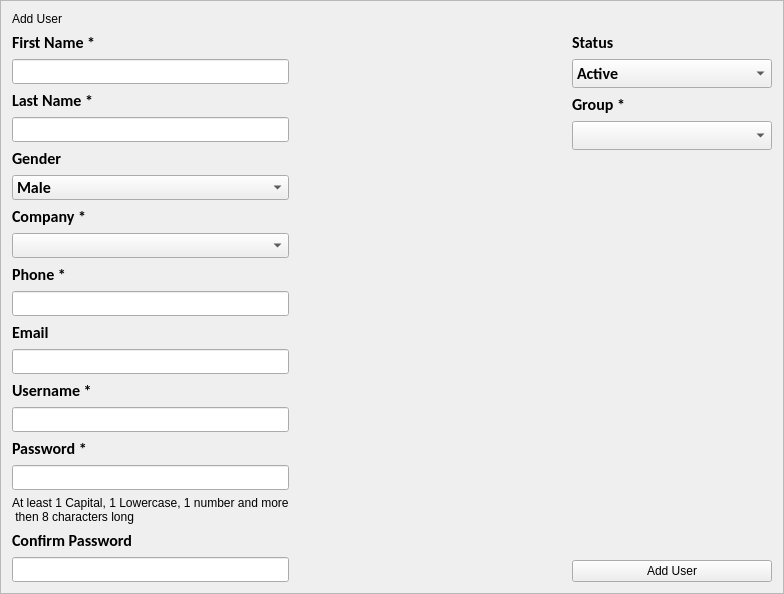
Qt form People/f_adduser.ui (ashraf-kx/stock-manager) before a commit.
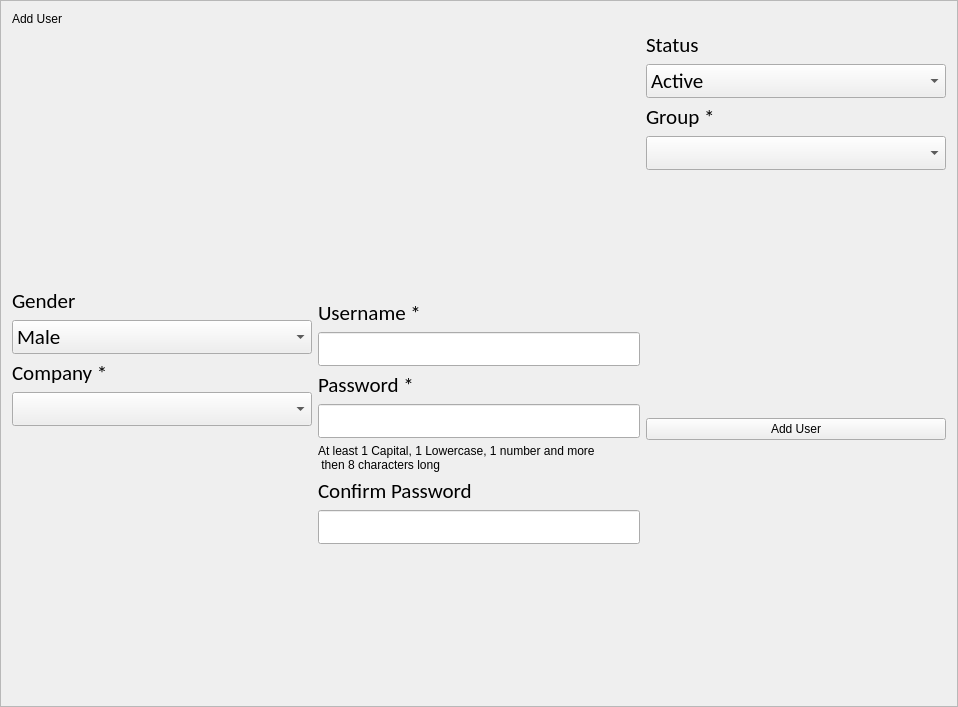
The same form after that commit. Custom widgets are drawn as their Qt base class.

Commit message:
UI Changes Adopting the New MDLineEdit instead of QLineEdit
Works in the Same Way QlineEdit Works, not a Big Change If you Use it. just consider it like (x4 widget) for common Task { Get the User Input Text and show error if the Text is Not Valid }

The edit to the form file:
```diff
--- a/People/f_adduser.ui
+++ b/People/f_adduser.ui
@@ -9,13 +9,16 @@
    <rect>
     <x>0</x>
     <y>0</y>
-    <width>784</width>
-    <height>519</height>
+    <width>958</width>
+    <height>707</height>
    </rect>
   </property>
   <property name="windowTitle">
    <string>Frame</string>
   </property>
+  <property name="styleSheet">
+   <string notr="true"/>
+  </property>
   <property name="frameShape">
    <enum>QFrame::StyledPanel</enum>
   </property>
@@ -35,88 +38,78 @@
      <item>
       <layout class="QVBoxLayout" name="layoutLeftSide">
        <item>
-        <widget class="QLabel" name="L_firstName">
-         <property name="font">
-          <font>
-           <family>Calibri</family>
-           <pointsize>12</pointsize>
-           <weight>75</weight>
-           <bold>true</bold>
-          </font>
+        <widget class="MDLineEdit" name="W_firstName">
+         <property name="toolTip">
+          <string>My custom Line Edit Support MD </string>
          </property>
-         <property name="text">
-          <string>First Name *</string>
+         <property name="whatsThis">
+          <string>Styled Input Text.</string>
+         </property>
+         <property name="helperVisible" stdset="0">
+          <bool>false</bool>
+         </property>
+         <property name="leftIconVisible" stdset="0">
+          <bool>false</bool>
+         </property>
+         <property name="rightIconVisible" stdset="0">
+          <bool>false</bool>
          </property>
         </widget>
        </item>
        <item>
-        <widget class="QLineEdit" name="Le_firstName">
-         <property name="minimumSize">
+        <spacer name="verticalSpacer_3">
+         <property name="orientation">
+          <enum>Qt::Vertical</enum>
+         </property>
+         <property name="sizeHint" stdset="0">
           <size>
-           <width>0</width>
-           <height>25</height>
+           <width>20</width>
+           <height>40</height>
           </size>
          </property>
-         <property name="font">
-          <font>
-           <family>Calibri</family>
-           <pointsize>12</pointsize>
-           <weight>75</weight>
-           <bold>true</bold>
-          </font>
-         </property>
-         <property name="inputMask">
-          <string/>
-         </property>
-         <property name="maxLength">
-          <number>45</number>
-         </property>
-        </widget>
+        </spacer>
        </item>
        <item>
-        <widget class="QLabel" name="L_lastName">
-         <property name="font">
-          <font>
-           <family>Calibri</family>
-           <pointsize>12</pointsize>
-           <weight>75</weight>
-           <bold>true</bold>
-          </font>
+        <widget class="MDLineEdit" name="W_lastName">
+         <property name="toolTip">
+          <string>My custom Line Edit Support MD </string>
          </property>
-         <property name="text">
+         <property name="whatsThis">
+          <string>Styled Input Text.</string>
+         </property>
+         <property name="labelText">
           <string>Last Name *</string>
          </property>
         </widget>
        </item>
        <item>
-        <widget class="QLineEdit" name="Le_lastName">
-         <property name="minimumSize">
+        <spacer name="verticalSpacer_4">
+         <property name="orientation">
+          <enum>Qt::Vertical</enum>
+         </property>
+         <property name="sizeHint" stdset="0">
           <size>
-           <width>0</width>
-           <height>25</height>
+           <width>20</width>
+           <height>40</height>
           </size>
          </property>
-         <property name="font">
-          <font>
-           <family>Calibri</family>
-           <pointsize>12</pointsize>
-           <weight>75</weight>
-           <bold>true</bold>
-          </font>
-         </property>
-         <property name="maxLength">
-          <number>45</number>
-         </property>
-        </widget>
+        </spacer>
        </item>
        <item>
         <widget class="QLabel" name="L_gender">
+         <property name="minimumSize">
+          <size>
+           <width>300</width>
+           <height>0</height>
+          </size>
+         </property>
          <property name="font">
           <font>
            <family>Calibri</family>
-           <pointsize>12</pointsize>
-           <weight>75</weight>
-           <bold>true</bold>
+           <pointsize>16</pointsize>
+           <weight>50</weight>
+           <italic>false</italic>
+           <bold>false</bold>
           </font>
          </property>
          <property name="text">
@@ -135,9 +128,10 @@
          <property name="font">
           <font>
            <family>Calibri</family>
-           <pointsize>12</pointsize>
-           <weight>75</weight>
-           <bold>true</bold>
+           <pointsize>16</pointsize>
+           <weight>50</weight>
+           <italic>false</italic>
+           <bold>false</bold>
           </font>
          </property>
          <item>
@@ -157,9 +151,10 @@
          <property name="font">
           <font>
            <family>Calibri</family>
-           <pointsize>12</pointsize>
-           <weight>75</weight>
-           <bold>true</bold>
+           <pointsize>16</pointsize>
+           <weight>50</weight>
+           <italic>false</italic>
+           <bold>false</bold>
           </font>
          </property>
          <property name="text">
@@ -178,93 +173,102 @@
          <property name="font">
           <font>
            <family>Calibri</family>
-           <pointsize>12</pointsize>
-           <weight>75</weight>
-           <bold>true</bold>
+           <pointsize>16</pointsize>
+           <weight>50</weight>
+           <italic>false</italic>
+           <bold>false</bold>
           </font>
          </property>
         </widget>
        </item>
        <item>
-        <widget class="QLabel" name="L_phone">
-         <property name="font">
-          <font>
-           <family>Calibri</family>
-           <pointsize>12</pointsize>
-           <weight>75</weight>
-           <bold>true</bold>
-          </font>
+        <spacer name="verticalSpacer_6">
+         <property name="orientation">
+          <enum>Qt::Vertical</enum>
          </property>
-         <property name="text">
+         <property name="sizeHint" stdset="0">
+          <size>
+           <width>20</width>
+           <height>40</height>
+          </size>
+         </property>
+        </spacer>
+       </item>
+       <item>
+        <widget class="MDLineEdit" name="W_phone">
+         <property name="toolTip">
+          <string>My custom Line Edit Support MD </string>
+         </property>
+         <property name="whatsThis">
+          <string>Styled Input Text.</string>
+         </property>
+         <property name="labelText">
           <string>Phone *</string>
          </property>
         </widget>
        </item>
        <item>
-        <widget class="QLineEdit" name="Le_phone">
-         <property name="minimumSize">
+        <spacer name="verticalSpacer_5">
+         <property name="orientation">
+          <enum>Qt::Vertical</enum>
+         </property>
+         <property name="sizeHint" stdset="0">
           <size>
-           <width>0</width>
-           <height>25</height>
+           <width>20</width>
+           <height>40</height>
           </size>
          </property>
-         <property name="font">
-          <font>
-           <family>Calibri</family>
-           <pointsize>12</pointsize>
-           <weight>75</weight>
-           <bold>true</bold>
-          </font>
+        </spacer>
+       </item>
+      </layout>
+     </item>
+     <item>
+      <layout class="QVBoxLayout" name="layoutMid">
+       <item>
+        <spacer name="verticalSpacer_9">
+         <property name="orientation">
+          <enum>Qt::Vertical</enum>
          </property>
-         <property name="maxLength">
-          <number>20</number>
+         <property name="sizeHint" stdset="0">
+          <size>
+           <width>20</width>
+           <height>40</height>
+          </size>
          </property>
-        </widget>
+        </spacer>
        </item>
        <item>
-        <widget class="QLabel" name="L_email">
-         <property name="font">
-          <font>
-           <family>Calibri</family>
-           <pointsize>12</pointsize>
-           <weight>75</weight>
-           <bold>true</bold>
-          </font>
+        <widget class="MDLineEdit" name="W_email">
+         <property name="toolTip">
+          <string>My custom Line Edit Support MD </string>
          </property>
-         <property name="text">
-          <string>Email </string>
+         <property name="whatsThis">
+          <string>Styled Input Text.</string>
          </property>
         </widget>
        </item>
        <item>
-        <widget class="QLineEdit" name="Le_email">
-         <property name="minimumSize">
+        <spacer name="verticalSpacer_8">
+         <property name="orientation">
+          <enum>Qt::Vertical</enum>
+         </property>
+         <property name="sizeHint" stdset="0">
           <size>
-           <width>0</width>
-           <height>25</height>
+           <width>20</width>
+           <height>40</height>
           </size>
          </property>
-         <property name="font">
-          <font>
-           <family>Calibri</family>
-           <pointsize>12</pointsize>
-           <weight>75</weight>
-           <bold>true</bold>
-          </font>
-         </property>
-         <property name="maxLength">
-          <number>100</number>
-         </property>
-        </widget>
+        </spacer>
        </item>
        <item>
         <widget class="QLabel" name="L_username">
          <property name="font">
           <font>
            <family>Calibri</family>
-           <pointsize>12</pointsize>
-           <weight>75</weight>
-           <bold>true</bold>
+           <pointsize>16</pointsize>
+           <weight>50</weight>
+           <italic>false</italic>
+           <bold>false</bold>
           </font>
          </property>
          <property name="text">
@@ -283,9 +287,10 @@
          <property name="font">
           <font>
            <family>Calibri</family>
-           <pointsize>12</pointsize>
-           <weight>75</weight>
-           <bold>true</bold>
+           <pointsize>16</pointsize>
+           <weight>50</weight>
+           <italic>false</italic>
+           <bold>false</bold>
           </font>
          </property>
          <property name="maxLength">
@@ -295,12 +300,19 @@
        </item>
        <item>
         <widget class="QLabel" name="L_password">
+         <property name="minimumSize">
+          <size>
+           <width>300</width>
+           <height>0</height>
+          </size>
+         </property>
          <property name="font">
           <font>
            <family>Calibri</family>
-           <pointsize>12</pointsize>
-           <weight>75</weight>
-           <bold>true</bold>
+           <pointsize>16</pointsize>
+           <weight>50</weight>
+           <italic>false</italic>
+           <bold>false</bold>
           </font>
          </property>
          <property name="text">
@@ -319,9 +331,10 @@
          <property name="font">
           <font>
            <family>Calibri</family>
-           <pointsize>12</pointsize>
-           <weight>75</weight>
-           <bold>true</bold>
+           <pointsize>16</pointsize>
+           <weight>50</weight>
+           <italic>false</italic>
+           <bold>false</bold>
           </font>
          </property>
          <property name="maxLength">
@@ -345,9 +358,10 @@
          <property name="font">
           <font>
            <family>Calibri</family>
-           <pointsize>12</pointsize>
-           <weight>75</weight>
-           <bold>true</bold>
+           <pointsize>16</pointsize>
+           <weight>50</weight>
+           <italic>false</italic>
+           <bold>false</bold>
           </font>
          </property>
          <property name="text">
@@ -366,9 +380,10 @@
          <property name="font">
           <font>
            <family>Calibri</family>
-           <pointsize>12</pointsize>
-           <weight>75</weight>
-           <bold>true</bold>
+           <pointsize>16</pointsize>
+           <weight>50</weight>
+           <italic>false</italic>
+           <bold>false</bold>
           </font>
          </property>
          <property name="maxLength">
@@ -379,21 +394,21 @@
          </property>
         </widget>
        </item>
+       <item>
+        <spacer name="verticalSpacer_7">
+         <property name="orientation">
+          <enum>Qt::Vertical</enum>
+         </property>
+         <property name="sizeHint" stdset="0">
+          <size>
+           <width>20</width>
+           <height>40</height>
+          </size>
+         </property>
+        </spacer>
+       </item>
       </layout>
      </item>
-     <item>
-      <spacer name="horizontalSpacer">
-       <property name="orientation">
-        <enum>Qt::Horizontal</enum>
-       </property>
-       <property name="sizeHint" stdset="0">
-        <size>
-         <width>40</width>
-         <height>20</height>
-        </size>
-       </property>
-      </spacer>
-     </item>
      <item>
       <layout class="QVBoxLayout" name="layoutRightSide">
        <item>
@@ -401,9 +416,10 @@
          <property name="font">
           <font>
            <family>Calibri</family>
-           <pointsize>12</pointsize>
-           <weight>75</weight>
-           <bold>true</bold>
+           <pointsize>16</pointsize>
+           <weight>50</weight>
+           <italic>false</italic>
+           <bold>false</bold>
           </font>
          </property>
          <property name="text">
@@ -428,9 +444,10 @@
          <property name="font">
           <font>
            <family>Calibri</family>
-           <pointsize>12</pointsize>
-           <weight>75</weight>
-           <bold>true</bold>
+           <pointsize>16</pointsize>
+           <weight>50</weight>
+           <italic>false</italic>
+           <bold>false</bold>
           </font>
          </property>
          <item>
@@ -462,12 +479,19 @@
        </item>
        <item>
         <widget class="QLabel" name="L_group">
+         <property name="minimumSize">
+          <size>
+           <width>300</width>
+           <height>0</height>
+          </size>
+         </property>
          <property name="font">
           <font>
            <family>Calibri</family>
-           <pointsize>12</pointsize>
-           <weight>75</weight>
-           <bold>true</bold>
+           <pointsize>16</pointsize>
+           <weight>50</weight>
+           <italic>false</italic>
+           <bold>false</bold>
           </font>
          </property>
          <property name="text">
@@ -486,15 +510,37 @@
          <property name="font">
           <font>
            <family>Calibri</family>
-           <pointsize>12</pointsize>
-           <weight>75</weight>
-           <bold>true</bold>
+           <pointsize>16</pointsize>
+           <weight>50</weight>
+           <italic>false</italic>
+           <bold>false</bold>
           </font>
          </property>
         </widget>
        </item>
        <item>
-        <spacer name="verticalSpacer">
+        <widget class="QWidget" name="widget" native="true">
+         <layout class="QVBoxLayout" name="verticalLayout">
+          <property name="spacing">
+           <number>0</number>
+          </property>
+          <property name="leftMargin">
+           <number>0</number>
+          </property>
+          <property name="topMargin">
+           <number>0</number>
+          </property>
+          <property name="rightMargin">
+           <number>0</number>
+          </property>
+          <property name="bottomMargin">
+           <number>0</number>
+          </property>
+         </layout>
+        </widget>
+       </item>
+       <item>
+        <spacer name="verticalSpacer_2">
          <property name="orientation">
           <enum>Qt::Vertical</enum>
          </property>
@@ -513,12 +559,45 @@
          </property>
         </widget>
        </item>
+       <item>
+        <spacer name="verticalSpacer">
+         <property name="orientation">
+          <enum>Qt::Vertical</enum>
+         </property>
+         <property name="sizeHint" stdset="0">
+          <size>
+           <width>20</width>
+           <height>40</height>
+          </size>
+         </property>
+        </spacer>
+       </item>
       </layout>
      </item>
     </layout>
    </item>
+   <item>
+    <spacer name="horizontalSpacer">
+     <property name="orientation">
+      <enum>Qt::Horizontal</enum>
+     </property>
+     <property name="sizeHint" stdset="0">
+      <size>
+       <width>935</width>
+       <height>20</height>
+      </size>
+     </property>
+    </spacer>
+   </item>
   </layout>
  </widget>
+ <customwidgets>
+  <customwidget>
+   <class>MDLineEdit</class>
+   <extends>QWidget</extends>
+   <header>mdlineedit.h</header>
+  </customwidget>
+ </customwidgets>
  <resources/>
  <connections/>
 </ui>
```
Left out of the diff: 44 changed lines with no effect on the pictures. The commit also changes 3 other files.
